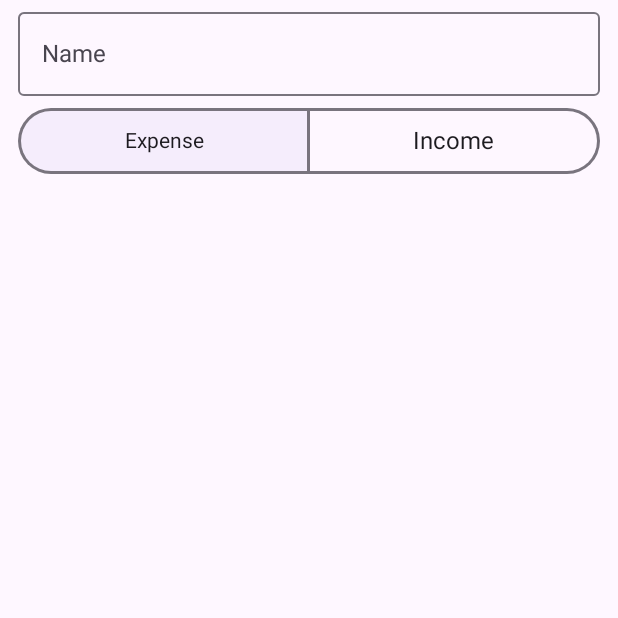
After one commit to nikitakrapo/Monkey-Business, an Android app built with Jetpack Compose: the composable TransactionAddScreen shown on its own in the app's theme, on a phone screen of 412 x 824 dp, the top half of it. The commit adds this screen. Run offline under Robolectric (Android 15) with nearby library versions, the phone set to English and light mode, and no system bars.

Commit message:
Started working on TransactionAddScreen.kt

```diff
--- /dev/null
+++ b/components/finances/src/main/kotlin/com/nikitakrapo/monkeybusiness/finances/transactions/TransactionAddScreen.kt
@@ -0,0 +1,105 @@
+package com.nikitakrapo.monkeybusiness.finances.transactions
+
+import androidx.compose.foundation.clickable
+import androidx.compose.foundation.interaction.MutableInteractionSource
+import androidx.compose.foundation.layout.Column
+import androidx.compose.foundation.layout.Spacer
+import androidx.compose.foundation.layout.fillMaxWidth
+import androidx.compose.foundation.layout.height
+import androidx.compose.foundation.layout.padding
+import androidx.compose.foundation.text.KeyboardOptions
+import androidx.compose.material.Surface
+import androidx.compose.material3.ExperimentalMaterial3Api
+import androidx.compose.material3.MaterialTheme
+import androidx.compose.material3.OutlinedTextField
+import androidx.compose.material3.Text
+import androidx.compose.runtime.Composable
+import androidx.compose.runtime.getValue
+import androidx.compose.runtime.mutableStateOf
+import androidx.compose.runtime.remember
+import androidx.compose.runtime.setValue
+import androidx.compose.ui.Modifier
+import androidx.compose.ui.focus.FocusRequester
+import androidx.compose.ui.focus.focusRequester
+import androidx.compose.ui.platform.LocalFocusManager
+import androidx.compose.ui.res.stringResource
+import androidx.compose.ui.text.input.ImeAction
+import androidx.compose.ui.tooling.preview.Preview
+import androidx.compose.ui.unit.dp
+import com.nikitakrapo.monkeybusiness.design.components.SegmentedSwitch
+import com.nikitakrapo.monkeybusiness.design.components.SegmentedSwitchItem
+import com.nikitakrapo.monkeybusiness.design.theme.MonkeyTheme
+import com.nikitakrapo.monkeybusiness.finances.R
+
+@OptIn(ExperimentalMaterial3Api::class)
+@Composable
+fun TransactionAddScreen(
+    modifier: Modifier = Modifier,
+) {
+    val focusRequester = remember { FocusRequester() }
+    val focusManager = LocalFocusManager.current
+
+    Column(
+        modifier = modifier
+            .clickable(
+                interactionSource = MutableInteractionSource(),
+                onClick = focusManager::clearFocus,
+                indication = null
+            )
+            .padding(horizontal = 12.dp)
+    ) {
+        OutlinedTextField(
+            modifier = Modifier
+                .fillMaxWidth()
+                .focusRequester(focusRequester),
+            //enabled = !state.isLoading,
+            value = "",
+            onValueChange = { },
+            keyboardOptions = KeyboardOptions(
+                imeAction = ImeAction.Next,
+            ),
+            label = { Text(stringResource(R.string.transaction_name_label)) },
+            singleLine = true,
+        )
+        Spacer(modifier = Modifier.height(8.dp))
+        var selected by remember {
+            mutableStateOf(0)
+        }
+        SegmentedSwitch(
+            modifier = Modifier
+                .fillMaxWidth(),
+            items = listOf(
+                SegmentedSwitchItem(
+                    label = {
+                        Text(
+                            text = stringResource(R.string.switch_item_expense),
+                            style = MaterialTheme.typography.bodyMedium
+                        )
+                    },
+                    isSelected = selected == 0,
+                    onSelect = { selected = 0 },
+                ),
+                SegmentedSwitchItem(
+                    label = {
+                        Text(text = stringResource(R.string.switch_item_income))
+                    },
+                    isSelected = selected == 1,
+                    onSelect = { selected = 1 },
+                )
+            )
+        )
+    }
+}
+
+@Preview(
+    widthDp = 360,
+    heightDp = 360
+)
+@Composable
+fun TransactionAddScreen_Preview() {
+    MonkeyTheme {
+        Surface {
+            TransactionAddScreen()
+        }
+    }
+}
--- a/components/finances/src/main/res/values/strings.xml
+++ b/components/finances/src/main/res/values/strings.xml
@@ -1,4 +1,7 @@
 <?xml version="1.0" encoding="utf-8"?>
 <resources>
     <string name="add_transaction">Add transaction</string>
+    <string name="switch_item_expense">Expense</string>
+    <string name="switch_item_income">Income</string>
+    <string name="transaction_name_label">Name</string>
 </resources>
--- a/core/src/commonMain/kotlin/com/nikitakrapo/monkeybusiness/CoreComponentImpl.kt
+++ b/core/src/commonMain/kotlin/com/nikitakrapo/monkeybusiness/CoreComponentImpl.kt
@@ -125,7 +125,9 @@ class CoreComponentImpl(
         componentContext: ComponentContext,
     ): CoreComponent.ModalChild = when (screen) {
         CoreModalScreen.None -> CoreComponent.ModalChild.None
-        CoreModalScreen.TransactionAdd -> CoreComponent.ModalChild.TransactionAdd()
+        CoreModalScreen.TransactionAdd -> CoreComponent.ModalChild.TransactionAdd(
+
+        )
         CoreModalScreen.ProfileEdit -> CoreComponent.ModalChild.ProfileEdit(
             component = ProfileEditComponentImpl(
                 componentContext = componentContext,
```
Also changed, not shown: components/finances/src/commonMain/kotlin/com/nikitakrapo/monkeybusiness/finances/transactions/TransactionAddComponent.kt (added, +14 -0 lines), core/src/main/kotlin/com/nikitakrapo/monkeybusiness/CoreScreen.kt (+15 -2 lines).
